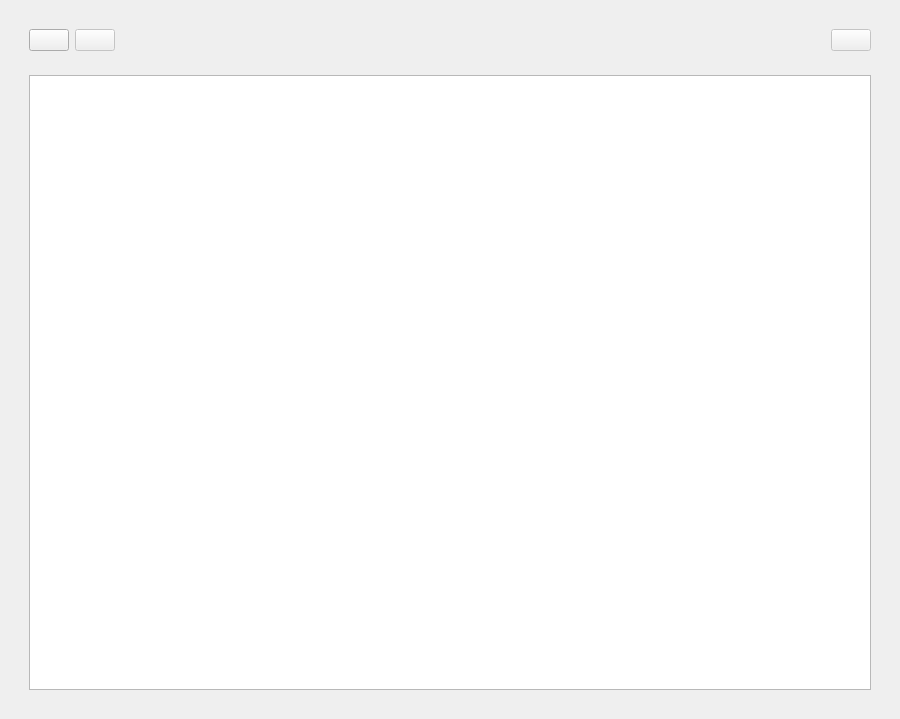
Old version of the form ui/characters_view.ui in the repository zkovari/plotlyst.
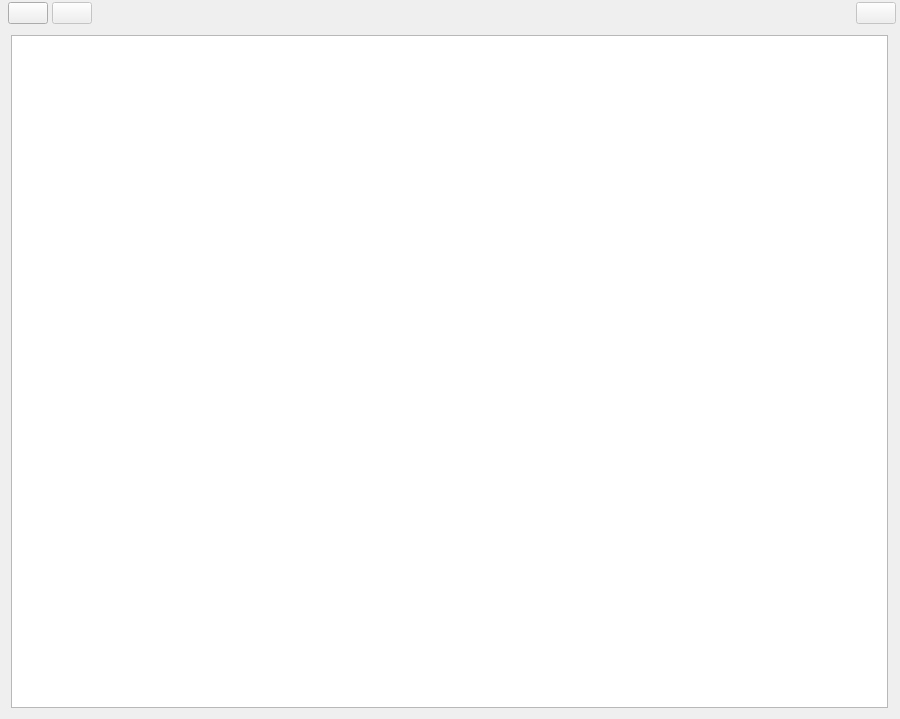
New version of the form.

Commit message: Reduce layout spacing here and there

Diff of the .ui file:
```diff
--- a/ui/characters_view.ui
+++ b/ui/characters_view.ui
@@ -14,13 +14,58 @@
    <string>Form</string>
   </property>
   <layout class="QVBoxLayout" name="verticalLayout_2">
+   <property name="spacing">
+    <number>2</number>
+   </property>
+   <property name="leftMargin">
+    <number>2</number>
+   </property>
+   <property name="topMargin">
+    <number>0</number>
+   </property>
+   <property name="rightMargin">
+    <number>3</number>
+   </property>
+   <property name="bottomMargin">
+    <number>2</number>
+   </property>
    <item>
     <widget class="QStackedWidget" name="stackedWidget">
      <widget class="QWidget" name="pageView">
       <layout class="QVBoxLayout" name="verticalLayout_4">
+       <property name="spacing">
+        <number>1</number>
+       </property>
+       <property name="leftMargin">
+        <number>0</number>
+       </property>
+       <property name="topMargin">
+        <number>1</number>
+       </property>
+       <property name="rightMargin">
+        <number>0</number>
+       </property>
+       <property name="bottomMargin">
+        <number>0</number>
+       </property>
        <item>
         <widget class="QWidget" name="widget" native="true">
          <layout class="QHBoxLayout" name="horizontalLayout">
+          <property name="spacing">
+           <number>4</number>
+          </property>
+          <property name="leftMargin">
+           <number>6</number>
+          </property>
+          <property name="topMargin">
+           <number>1</number>
+          </property>
+          <property name="rightMargin">
+           <number>1</number>
+          </property>
+          <property name="bottomMargin">
+           <number>1</number>
+          </property>
           <item>
            <widget class="QPushButton" name="btnNew">
             <property name="sizePolicy">
```
The commit also changes 4 other files.
